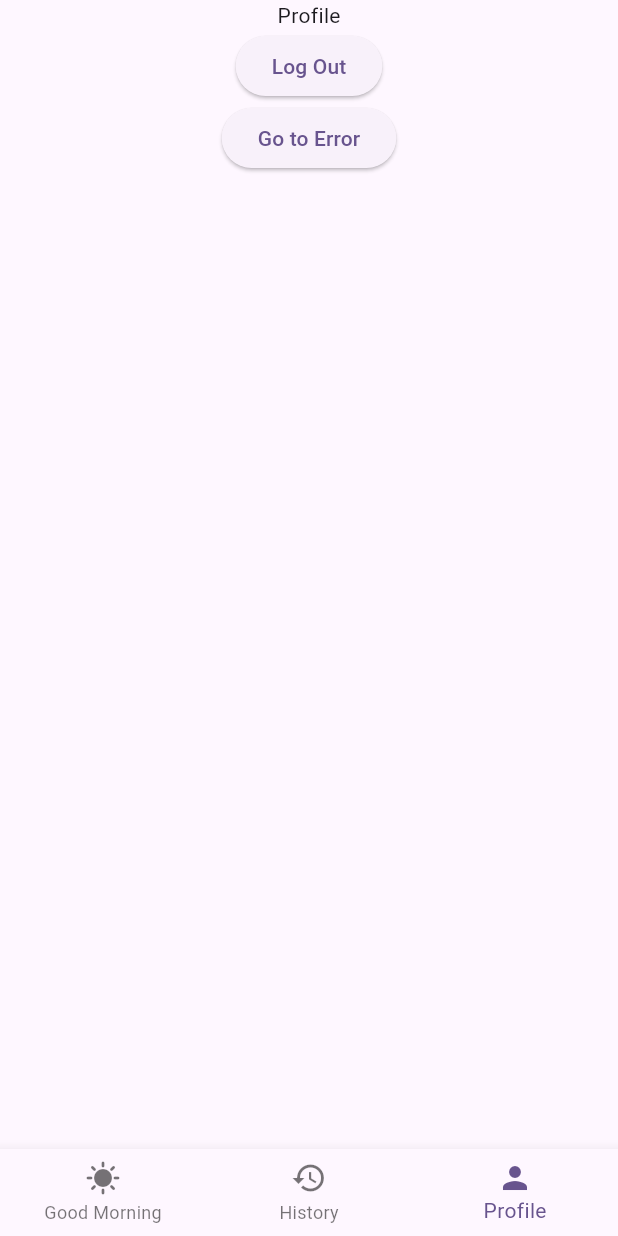
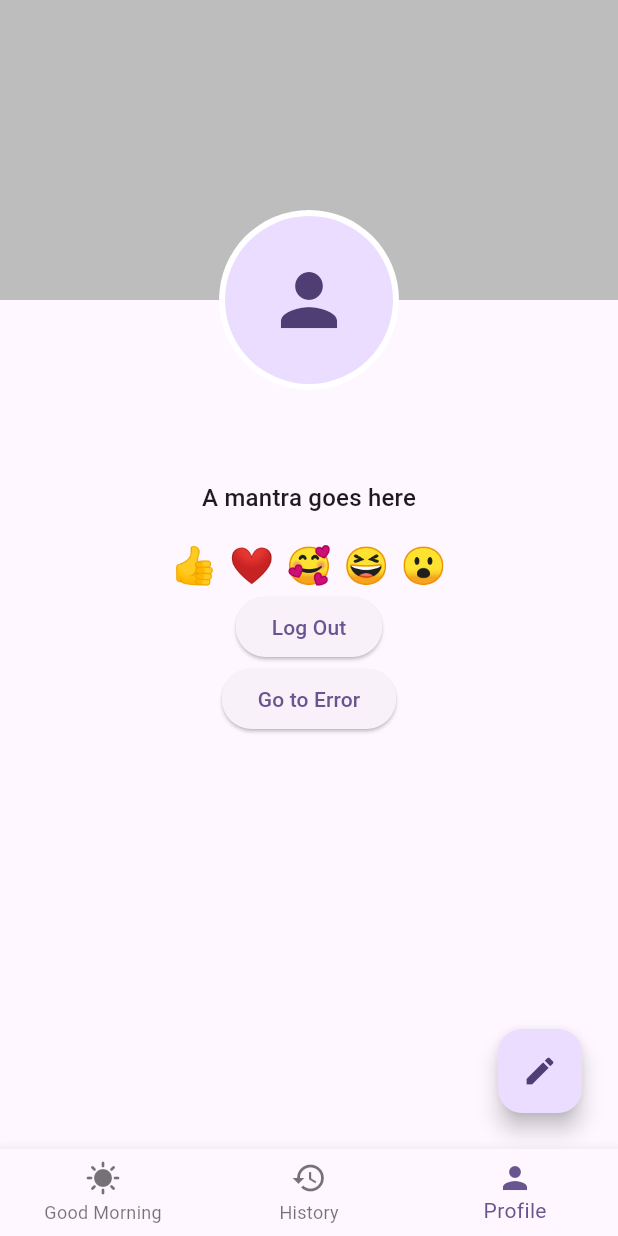
Before and after one commit to idealinsane/GoodMorning_Frontend, a Flutter app: the NavigationLayout screen opened directly with empty values, item 3 of the bottom bar chosen, on a phone screen of 412 x 824 dp. Run offline on Flutter 3.47's test engine with Material 3 defaults, Android fonts, the phone set to English and light mode, and no system bars; our stand-ins replace firebase_auth, firebase_core, go_router, google_sign_in; missing offline and left inert: flutter_earth_globe; accounts and stored records are empty; generated files the repository leaves out were written again.

Commit message:
마이페이지 업데이트

```diff
--- a/lib/layout/default_layout.dart
+++ b/lib/layout/default_layout.dart
@@ -1,12 +1,14 @@
+// ignore_for_file: public_member_api_docs, sort_constructors_first
 import 'package:flutter/material.dart';
 
 class DefaultLayout extends StatelessWidget {
-  const DefaultLayout({super.key, required this.child});
+  DefaultLayout({super.key, this.appBar, required this.child});
 
+  AppBar? appBar;
   final Widget child;
 
   @override
   Widget build(BuildContext context) {
-    return Scaffold(body: SafeArea(child: child));
+    return Scaffold(body: SafeArea(child: child), appBar: appBar);
   }
 }
--- /dev/null
+++ b/lib/models/user_profile.dart
@@ -0,0 +1,49 @@
+import 'package:firebase_auth/firebase_auth.dart';
+
+class UserProfile {
+  final String uid;
+  final String nickname;
+  final String? bio;
+  final String? profileImageUrl;
+
+  UserProfile({
+    required this.uid,
+    required this.nickname,
+    this.bio,
+    this.profileImageUrl,
+  });
+
+  // Factory constructor to create a UserProfile from a map
+  factory UserProfile.fromMap(Map<String, dynamic> data) {
+    return UserProfile(
+      uid: data['uid'] as String,
+      nickname: data['nickname'] as String,
+      bio: data['bio'] as String,
+      profileImageUrl: data['profileImageUrl'] as String?,
+    );
+  }
+
+  // Method to convert a UserProfile to a map
+  Map<String, dynamic> toMap() {
+    return {
+      'uid': uid,
+      'nickname': nickname,
+      'bio': bio,
+      'profileImageUrl': profileImageUrl,
+    };
+  }
+
+  // UserProfile from FirebaseAuth User
+  factory UserProfile.fromFirebaseUser(User user) {
+    return UserProfile(
+      uid: user.uid,
+      nickname: user.displayName ?? '',
+
+      profileImageUrl: user.photoURL,
+    );
+  }
+  @override
+  String toString() {
+    return 'UserProfile{uid: $uid, nickname: $nickname, bio: $bio, profileImageUrl: $profileImageUrl}';
+  }
+}
--- a/lib/route/router.dart
+++ b/lib/route/router.dart
@@ -1,5 +1,6 @@
 import 'package:firebase_auth/firebase_auth.dart';
 import 'package:go_router/go_router.dart';
+import 'package:good_morning/screens/edit_profile_screen.dart';
 import 'package:good_morning/screens/error_screen.dart';
 import 'package:good_morning/screens/good_morning_screen.dart';
 import 'package:good_morning/screens/history_screen.dart';
@@ -9,9 +10,11 @@ import 'package:good_morning/screens/profile_screen.dart';
 
 final router = GoRouter(
   initialLocation: '/good_morning',
-  redirect: (context, state) {
+  redirect: (context, state) async {
     if (FirebaseAuth.instance.currentUser != null) {
-      print(FirebaseAuth.instance.currentUser);
+      User? user = FirebaseAuth.instance.currentUser;
+      String? idToken = await user?.getIdToken();
+      print(idToken);
       return null; // 라우팅 경로로 이동
     }
     return '/login';
@@ -20,7 +23,7 @@ final router = GoRouter(
     GoRoute(
       path: '/',
       builder: (context, state) {
-        return HomeScreen(child: GoodMorningScreen());
+        return GoodMorningScreen();
       },
       routes: [
         ShellRoute(
@@ -45,6 +48,14 @@ final router = GoRouter(
               builder: (context, state) {
                 return ProfileScreen();
               },
+              routes: [
+                GoRoute(
+                  path: 'edit',
+                  builder: (context, state) {
+                    return EditProfileScreen();
+                  },
+                ),
+              ],
             ),
           ],
         ),
--- a/lib/screens/good_morning_screen.dart
+++ b/lib/screens/good_morning_screen.dart
@@ -1,7 +1,6 @@
 import 'package:flutter/material.dart';
 import 'package:flutter_earth_globe/flutter_earth_globe.dart';
 import 'package:flutter_earth_globe/flutter_earth_globe_controller.dart';
-import 'package:good_morning/layout/default_layout.dart';
 
 class GoodMorningScreen extends StatefulWidget {
   const GoodMorningScreen({super.key});
@@ -26,8 +25,7 @@ class _GoodMorningScreenState extends State<GoodMorningScreen> {
 
   @override
   Widget build(BuildContext context) {
-    return DefaultLayout(
-      child: Column(
+    return Column(
       mainAxisAlignment: MainAxisAlignment.center,
       crossAxisAlignment: CrossAxisAlignment.center,
       children: [
@@ -37,7 +35,6 @@ class _GoodMorningScreenState extends State<GoodMorningScreen> {
           child: FlutterEarthGlobe(controller: _controller, radius: 90),
         ),
       ],
-      ),
     );
   }
 }
--- a/lib/screens/profile_screen.dart
+++ b/lib/screens/profile_screen.dart
@@ -1,21 +1,55 @@
 import 'package:firebase_auth/firebase_auth.dart';
 import 'package:flutter/material.dart';
 import 'package:go_router/go_router.dart';
+import 'package:good_morning/models/user_profile.dart';
 
 class ProfileScreen extends StatelessWidget {
   const ProfileScreen({super.key});
 
   @override
   Widget build(BuildContext context) {
-    return Center(
-      child: Column(
+    if (FirebaseAuth.instance.currentUser == null) {
+      return const Center(child: Text('No user logged in'));
+    }
+    UserProfile user = UserProfile.fromFirebaseUser(
+      FirebaseAuth.instance.currentUser!,
+    );
+
+    return Stack(
       children: [
-          Text('Profile'),
-          //log out button
+        Column(
+          children: [
+            Container(
+              height: 200,
+              color: Colors.grey[400], // background placeholder
+            ),
+            const SizedBox(height: 80), // space for profile image
+            Text(
+              user.nickname,
+              style: Theme.of(
+                context,
+              ).textTheme.headlineSmall?.copyWith(fontWeight: FontWeight.bold),
+            ),
+            const SizedBox(height: 8),
+            Text(
+              user.bio ?? 'A mantra goes here',
+              style: Theme.of(context).textTheme.titleMedium,
+            ),
+            const SizedBox(height: 16),
+            Row(
+              mainAxisAlignment: MainAxisAlignment.center,
+              children: [
+                for (var emoji in ['👍', '❤️', '🥰', '😆', '😮'])
+                  Padding(
+                    padding: const EdgeInsets.symmetric(horizontal: 4),
+                    child: Text(emoji, style: const TextStyle(fontSize: 24)),
+                  ),
+              ],
+            ),
             ElevatedButton(
               onPressed: () {
+                context.go('/login');
                 FirebaseAuth.instance.signOut();
-              context.go('/login');
               },
               child: Text('Log Out'),
             ),
@@ -28,6 +62,38 @@ class ProfileScreen extends StatelessWidget {
             ),
           ],
         ),
+        Positioned(
+          top: 140,
+          left: MediaQuery.of(context).size.width / 2 - 60,
+          child: CircleAvatar(
+            radius: 60,
+            backgroundColor: Colors.white,
+            child: CircleAvatar(
+              radius: 56,
+              backgroundImage:
+                  user.profileImageUrl != null
+                      ? NetworkImage(user.profileImageUrl!)
+                      : null,
+              child:
+                  user.profileImageUrl == null
+                      ? const Icon(Icons.person, size: 56)
+                      : null,
+            ),
+          ),
+        ),
+        // Edit button with FAB icon
+        Positioned(
+          bottom: 24,
+          right: 24,
+          child: FloatingActionButton(
+            onPressed: () {
+              // Navigate to edit profile screen
+              context.go('/profile/edit');
+            },
+            child: const Icon(Icons.edit),
+          ),
+        ),
+      ],
     );
   }
 }
```
Also changed, not shown: lib/screens/edit_profile_screen.dart (added, +79 -0 lines). Lines whose indentation alone changed are shown as unchanged.
